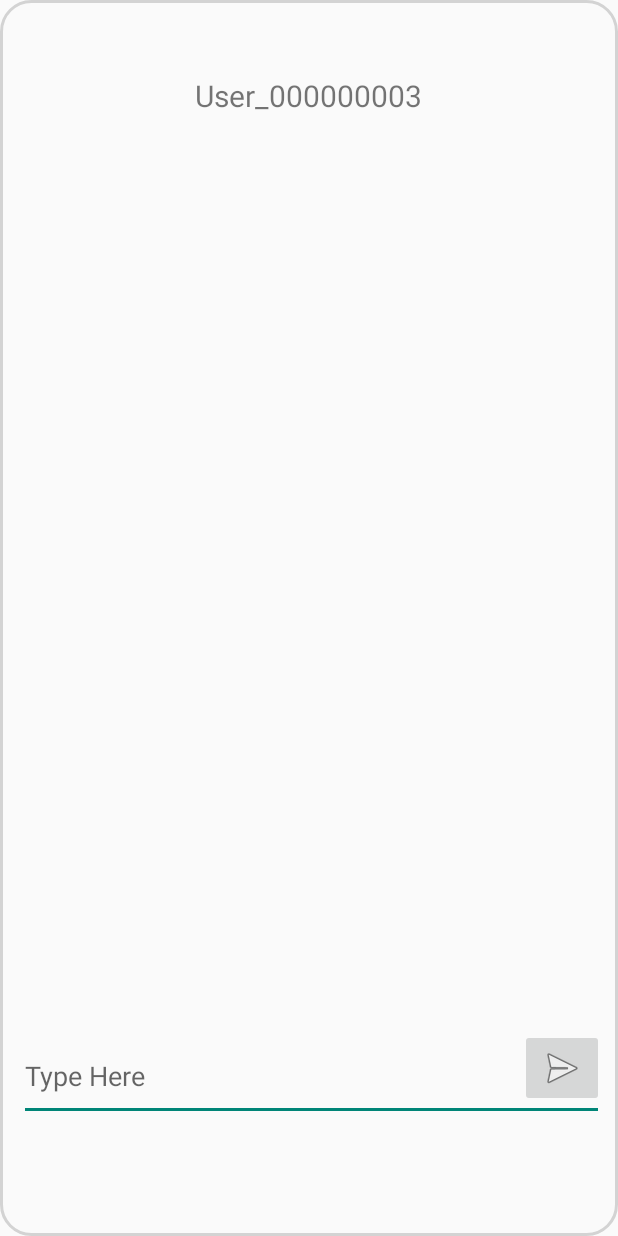
After one commit to iamnotryaaaan/EBarterApp, an Android app: the layout activity_message.xml on its own in the app's theme, with its tools: preview values and no code run, on a phone screen of 412 x 824 dp. The commit adds this screen. Run offline under Robolectric (Android 15) with nearby library versions, the phone set to English and light mode, and no system bars.

Commit message:
added message design fixed transaction design

```diff
--- /dev/null
+++ b/app/src/main/res/layout/activity_message.xml
@@ -0,0 +1,64 @@
+<?xml version="1.0" encoding="utf-8"?>
+<androidx.constraintlayout.widget.ConstraintLayout xmlns:android="http://schemas.android.com/apk/res/android"
+    xmlns:app="http://schemas.android.com/apk/res-auto"
+    xmlns:tools="http://schemas.android.com/tools"
+    android:layout_width="match_parent"
+    android:background="@drawable/edit_text_bg"
+    android:layout_height="match_parent">
+
+    <EditText
+        android:id="@+id/editTextTextPersonName3"
+        android:layout_width="390dp"
+        android:layout_height="59dp"
+        android:ems="10"
+        android:inputType="textPersonName"
+        android:hint="Type Here"
+        app:layout_constraintBottom_toBottomOf="parent"
+        app:layout_constraintEnd_toEndOf="parent"
+        app:layout_constraintHorizontal_bias="0.571"
+        app:layout_constraintStart_toStartOf="parent"
+        app:layout_constraintTop_toTopOf="parent"
+        app:layout_constraintVertical_bias="0.9" />
+
+    <ImageButton
+        android:id="@+id/imageButton3"
+        android:layout_width="wrap_content"
+        android:layout_height="wrap_content"
+        app:layout_constraintBottom_toBottomOf="parent"
+        app:layout_constraintEnd_toEndOf="parent"
+        app:layout_constraintHorizontal_bias="0.974"
+        app:layout_constraintStart_toStartOf="parent"
+        app:layout_constraintTop_toTopOf="parent"
+        app:layout_constraintVertical_bias="0.889"
+        app:srcCompat="@android:drawable/ic_menu_send" />
+
+    <TextView
+        android:id="@+id/textView7"
+        android:layout_width="wrap_content"
+        android:layout_height="wrap_content"
+        android:text="User_000000003"
+        android:textSize="20dp"
+        app:layout_constraintBottom_toTopOf="@+id/editTextTextPersonName3"
+        app:layout_constraintEnd_toEndOf="parent"
+        app:layout_constraintHorizontal_bias="0.498"
+        app:layout_constraintStart_toStartOf="parent"
+        app:layout_constraintTop_toTopOf="parent"
+        app:layout_constraintVertical_bias="0.076" />
+
+    <ScrollView
+        android:layout_width="411dp"
+        android:layout_height="519dp"
+        app:layout_constraintBottom_toTopOf="@+id/editTextTextPersonName3"
+        app:layout_constraintEnd_toEndOf="parent"
+        app:layout_constraintHorizontal_bias="0.0"
+        app:layout_constraintStart_toStartOf="parent"
+        app:layout_constraintTop_toBottomOf="@+id/textView7"
+        app:layout_constraintVertical_bias="0.533">
+
+        <LinearLayout
+            android:layout_width="match_parent"
+            android:layout_height="wrap_content"
+            android:orientation="vertical" />
+    </ScrollView>
+
+</androidx.constraintlayout.widget.ConstraintLayout>
```
Also changed, not shown: app/src/main/res/layout/activity_transactions.xml (+15 -33 lines).
